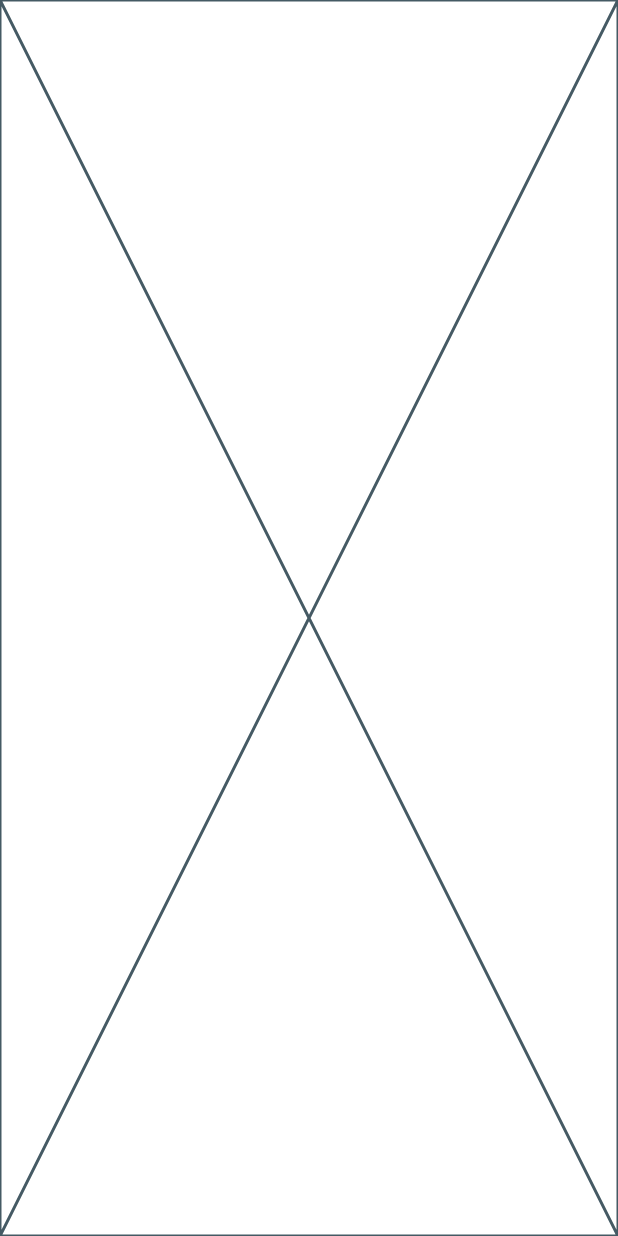
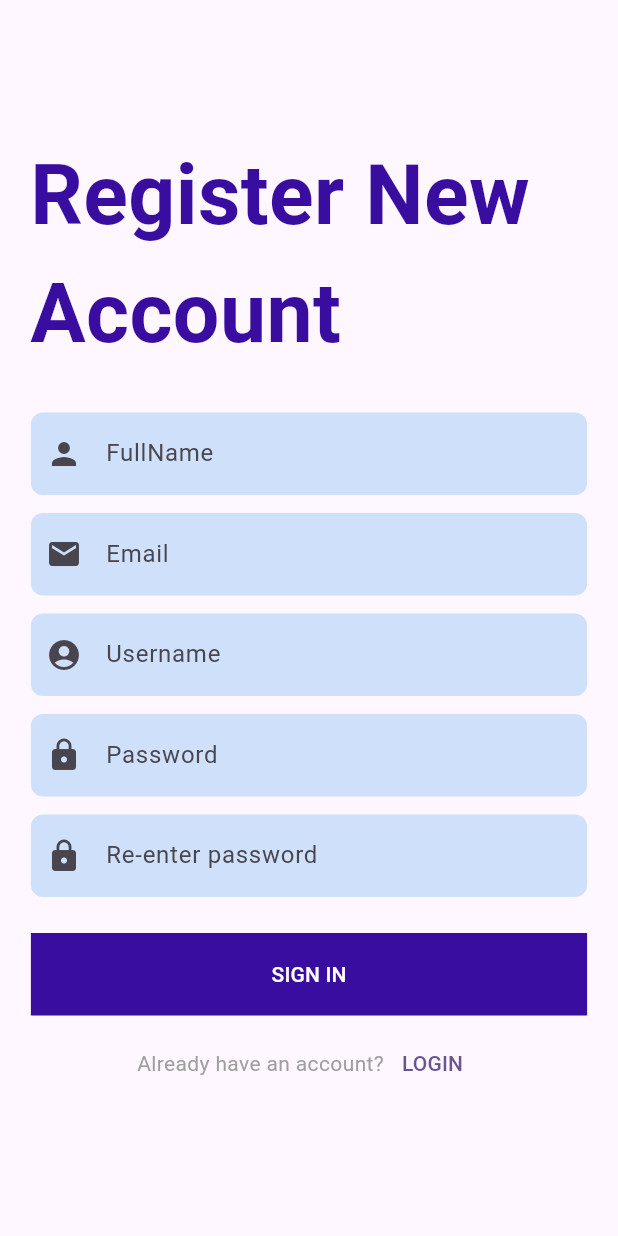
Before and after one commit to SkpavelRaz/FlutterLoginAuthWithSqlite, a Flutter app: the screen it shows after launch, after a tap on "SIGN UP", on a phone screen of 412 x 824 dp. Run offline on Flutter 3.47's test engine with Material 3 defaults, Android fonts, the phone set to English and light mode, and no system bars.

Commit message:
Registration PAge Design

```diff
--- a/lib/Components/textfield.dart
+++ b/lib/Components/textfield.dart
@@ -1,24 +1,37 @@
 import 'package:flutter/material.dart';
+import 'package:login_authentication_with_sqlite/Components/colors.dart';
 
 class InputField extends StatelessWidget {
   final String hint;
   final IconData icon;
   final TextEditingController controller;
-  const InputField({super.key,required this.hint,required this.icon,required this.controller});
+  final bool passwordInvisible;
+
+  const InputField(
+      {super.key,
+      required this.hint,
+      required this.icon,
+      required this.controller,
+      this.passwordInvisible=false});
 
   @override
   Widget build(BuildContext context) {
+    Size size = MediaQuery.of(context).size;
     return Container(
+      padding: const EdgeInsets.symmetric(horizontal: 10),
+      margin: const EdgeInsets.symmetric(vertical: 6),
+      width: size.width * .9,
+      height: 55,
       decoration: BoxDecoration(
-        color:backgroundColor,
-        borderRadius:BorderRadius.circilar(8)
+          color: backgroundColor, borderRadius: BorderRadius.circular(8)),
+      child: Center(
+        child: TextFormField(
+          obscureText: passwordInvisible,
+          controller: controller,
+          decoration: InputDecoration(
+              border: InputBorder.none, hintText: hint, icon: Icon(icon)),
+        ),
       ),
-
-      child:TextFrom(
-        decoration:InputDecotration(
-          hintText:
-        )
-      )
     );
   }
 }
--- a/lib/Views/login.dart
+++ b/lib/Views/login.dart
@@ -1,5 +1,8 @@
 import 'package:flutter/material.dart';
+import 'package:login_authentication_with_sqlite/Components/button.dart';
 import 'package:login_authentication_with_sqlite/Components/colors.dart';
+import 'package:login_authentication_with_sqlite/Components/textfield.dart';
+import 'package:login_authentication_with_sqlite/Views/signup.dart';
 
 class LoginScreen extends StatefulWidget {
   const LoginScreen({super.key});
@@ -9,6 +12,11 @@ class LoginScreen extends StatefulWidget {
 }
 
 class _LoginScreenState extends State<LoginScreen> {
+  final userName = TextEditingController();
+  final password = TextEditingController();
+  bool isChecked = false;
+  bool isLoginTrue= false;
+
   @override
   Widget build(BuildContext context) {
     return Scaffold(
@@ -16,8 +24,47 @@ class _LoginScreenState extends State<LoginScreen> {
         child: Column(
           mainAxisAlignment: MainAxisAlignment.center,
           children: [
-            Text("Login",style:TextStyle(color: primaryColor,fontSize:40),),
-            Image.asset("assets/background.jpg")
+          const Text(
+          "Login",
+          style: TextStyle(color: primaryColor, fontSize: 40),
+        ),
+        Image.asset("assets/background.jpg"),
+        InputField(
+            hint: "Username",
+            icon: Icons.account_circle,
+            controller: userName),
+        InputField(
+          hint: "Password",
+          icon: Icons.lock,
+          controller: password,
+          passwordInvisible: true,
+        ),
+        ListTile(
+          horizontalTitleGap: 2,
+          title: const Text("Remember me"),
+          leading: Checkbox(
+              value: isChecked,
+              onChanged: (value) {
+                setState(() {
+                  isChecked = !isChecked;
+                });
+              }
+          ),
+        ),
+
+        Button(label: "LOGIN", press: () {}),
+
+        Row(
+          mainAxisAlignment: MainAxisAlignment.center,
+          children: [
+            const Text("Don't have an account?", style: TextStyle(color: Colors.grey),),
+              TextButton(onPressed: () {
+                Navigator.push(context, MaterialPageRoute(builder: (context)=>SignUp()));
+              }, child: const Text("SIGN UP"))
+              ],
+            ),
+
+            isLoginTrue? Text("Username and Password is incorrect",style: TextStyle(color:Colors.red),):const SizedBox(),
           ],
         ),
       ),
--- a/lib/Views/signup.dart
+++ b/lib/Views/signup.dart
@@ -1,4 +1,9 @@
+import 'package:flutter/foundation.dart';
 import 'package:flutter/material.dart';
+import 'package:login_authentication_with_sqlite/Components/button.dart';
+import 'package:login_authentication_with_sqlite/Components/colors.dart';
+import 'package:login_authentication_with_sqlite/Components/textfield.dart';
+import 'package:login_authentication_with_sqlite/Views/login.dart';
 
 class SignUp extends StatefulWidget {
   const SignUp({super.key});
@@ -8,8 +13,72 @@ class SignUp extends StatefulWidget {
 }
 
 class _SignUpState extends State<SignUp> {
+  final fullName = TextEditingController();
+  final email = TextEditingController();
+  final userName = TextEditingController();
+  final password = TextEditingController();
+  final confirmPassword = TextEditingController();
+
   @override
   Widget build(BuildContext context) {
-    return const Placeholder();
+    return Scaffold(
+      body: Center(
+        child: SingleChildScrollView(
+          child: SafeArea(
+            child: Column(
+              mainAxisAlignment: MainAxisAlignment.center,
+              children: [
+                Padding(
+                  padding: const EdgeInsets.symmetric(horizontal: 20),
+                  child: Text(
+                    "Register New Account",
+                    style: TextStyle(
+                        color: primaryColor,
+                        fontSize: 55,
+                        fontWeight: FontWeight.bold),
+                  ),
+                ),
+
+                const SizedBox(height: 20),
+                InputField(
+                    hint: "FullName", icon: Icons.person, controller: fullName),
+                InputField(hint: "Email", icon: Icons.email, controller: email),
+                InputField(
+                    hint: "Username",
+                    icon: Icons.account_circle,
+                    controller: userName),
+                InputField(
+                    hint: "Password", icon: Icons.lock, controller: password),
+                InputField(
+                    hint: "Re-enter password",
+                    icon: Icons.lock,
+                    controller: confirmPassword),
+
+                const SizedBox(height: 10),
+
+                Button(label: "SIGN IN", press: () {}),
+                Row(
+                  mainAxisAlignment: MainAxisAlignment.center,
+                  children: [
+                    const Text(
+                      "Already have an account?",
+                      style: TextStyle(color: Colors.grey),
+                    ),
+                    TextButton(
+                        onPressed: () {
+                          Navigator.push(
+                              context,
+                              MaterialPageRoute(
+                                  builder: (context) => const LoginScreen()));
+                        },
+                        child: const Text("LOGIN"))
+                  ],
+                )
+              ],
+            ),
+          ),
+        ),
+      ),
+    );
   }
 }
```
Also changed, not shown: pubspec.lock.
